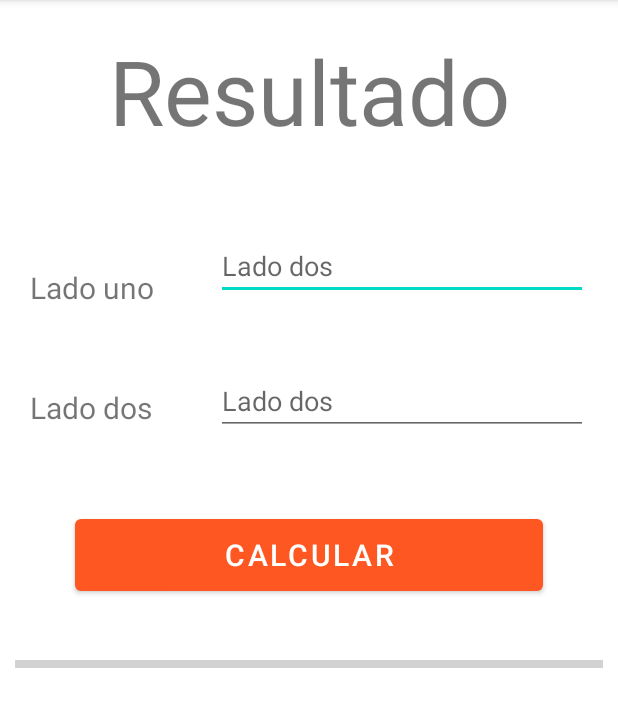
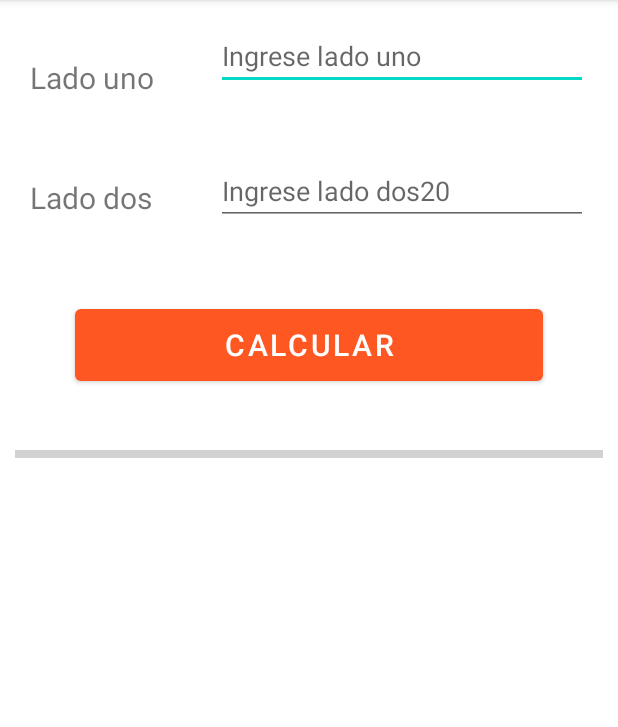
Before and after one commit to drpdevelop/FormApplication, an Android app: the screen it shows after launch (MainActivity), on a phone screen of 412 x 824 dp, the part 84-811 px from its top. Run offline under Robolectric (Android 15) with nearby library versions, the phone set to English and light mode, and no system bars.

Commit message:
new branch new_intent

```diff
--- a/app/src/main/java/com/clase1/formapplication/MainActivity.java
+++ b/app/src/main/java/com/clase1/formapplication/MainActivity.java
@@ -92,7 +92,7 @@ public class MainActivity extends AppCompatActivity {
         Intent pasarDato = new Intent(this, MainActivity2.class);
         pasarDato.putExtra("lado1",lado_uno.getText().toString());
         pasarDato.putExtra("lado2",lado_dos.getText().toString());
-        //22pasarDato.putExtra("result",result.getText().toString());
+        //pasarDato.putExtra("result",result.getText().toString());
         startActivity(pasarDato);
 
     }
--- a/app/src/main/java/com/clase1/formapplication/MainActivity2.java
+++ b/app/src/main/java/com/clase1/formapplication/MainActivity2.java
@@ -6,8 +6,6 @@ import android.os.Bundle;
 import android.widget.TextView;
 
 public class MainActivity2 extends AppCompatActivity {
-
-
     TextView one, two, result;
 
     @Override
--- a/app/src/main/res/layout/activity_main.xml
+++ b/app/src/main/res/layout/activity_main.xml
@@ -10,16 +10,6 @@
     android:id="@+id/mainLayout"
     >
 
-    <TextView
-        android:layout_width="match_parent"
-        android:text="Resultado"
-        android:layout_height="100dp"
-        android:textAlignment="center"
-        android:textSize="60dp"
-        android:layout_margin="20dp"
-        >
-
-    </TextView>
 
     <LinearLayout
         android:layout_width="match_parent"
@@ -44,7 +34,7 @@
             android:id="@+id/lado_uno"
             android:layout_weight="2"
             android:inputType="number"
-            android:hint="Lado dos"
+            android:hint="Ingrese lado uno"
             />
     </LinearLayout>
 
@@ -68,7 +58,7 @@
             android:layout_height="40dp"
             android:inputType="number"
             android:layout_weight="2"
-            android:hint="Lado dos"
+            android:hint="Ingrese lado dos20"
             android:id="@+id/lado_dos"
             />
     </LinearLayout>
```
